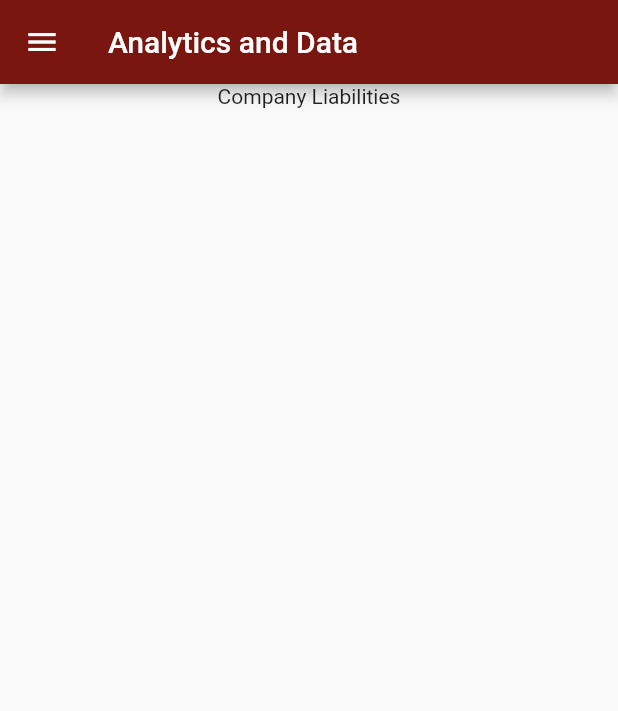
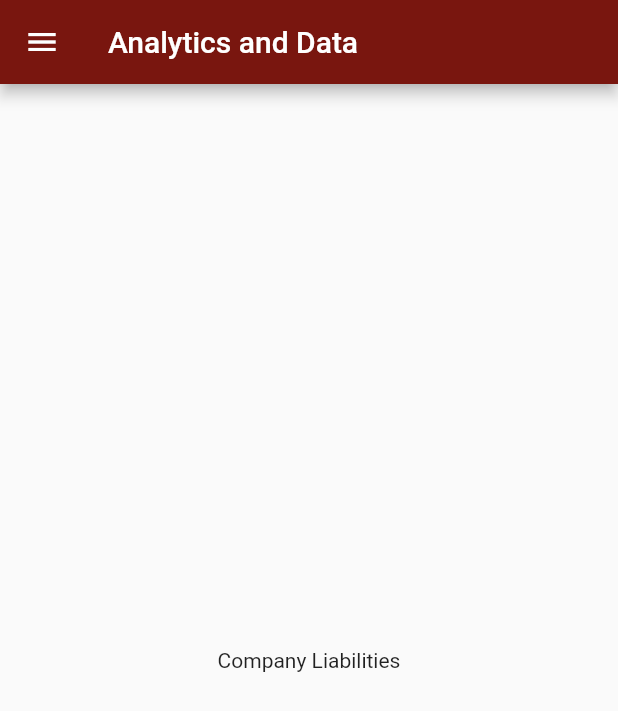
Before and after one commit to JENIPHER123/mydrive, a Flutter app: the Liabilities screen opened by its route, on a phone screen of 412 x 824 dp. Shown: the top 711 px of the screen. Run offline on Flutter 3.47's test engine with Material 2 defaults, Android fonts, the phone set to English and light mode, and no system bars; missing offline and left inert: dart:js.

Commit message:
analytics cont...

```diff
--- a/mydrive/lib/admin/company-assets/company-assets.dart
+++ b/mydrive/lib/admin/company-assets/company-assets.dart
@@ -22,6 +22,7 @@ class _CompanyAssetsState extends State<CompanyAssets> {
       ),
       body: Center(
         child: Column(
+          mainAxisAlignment: MainAxisAlignment.center,
           children: const [Text('Company Assets')],
         ),
       ),
--- a/mydrive/lib/admin/customer-feedback/customer-feedback.dart
+++ b/mydrive/lib/admin/customer-feedback/customer-feedback.dart
@@ -14,14 +14,15 @@ class CustomerFeedback extends StatefulWidget {
 class _CustomerFeedbackState extends State<CustomerFeedback> {
   @override
   Widget build(BuildContext context) {
-   return Scaffold(
-       drawer: const AdminSideNav(),
+    return Scaffold(
+      drawer: const AdminSideNav(),
       appBar: AppBar(
         backgroundColor: const Color.fromARGB(255, 121, 22, 15),
         title: const Text('Analytics and Data'),
       ),
       body: Center(
         child: Column(
+          mainAxisAlignment: MainAxisAlignment.center,
           children: const [Text('Customer Feedback')],
         ),
       ),
--- a/mydrive/lib/admin/liabilities/liabilities.dart
+++ b/mydrive/lib/admin/liabilities/liabilities.dart
@@ -22,6 +22,7 @@ class _LiabilitiesState extends State<Liabilities> {
       ),
       body: Center(
         child: Column(
+          mainAxisAlignment: MainAxisAlignment.center,
           children: const [Text('Company Liabilities')],
         ),
       ),
--- a/mydrive/lib/admin/profits/profits.dart
+++ b/mydrive/lib/admin/profits/profits.dart
@@ -22,6 +22,7 @@ class _ProfitsState extends State<Profits> {
       ),
       body: Center(
         child: Column(
+          mainAxisAlignment: MainAxisAlignment.center,
           children: const [Text('Company Profits')],
         ),
       ),
--- a/mydrive/pubspec.yaml
+++ b/mydrive/pubspec.yaml
@@ -36,6 +36,7 @@ dependencies:
   # Use with the CupertinoIcons class for iOS style icons.
   cupertino_icons: ^1.0.2
   meta: ^1.1.8
+  pie_chart: ^5.3.2
 
 dependency_overrides:
   path_provider: 2.0.1
```
Also changed, not shown: mydrive/pubspec.lock.
